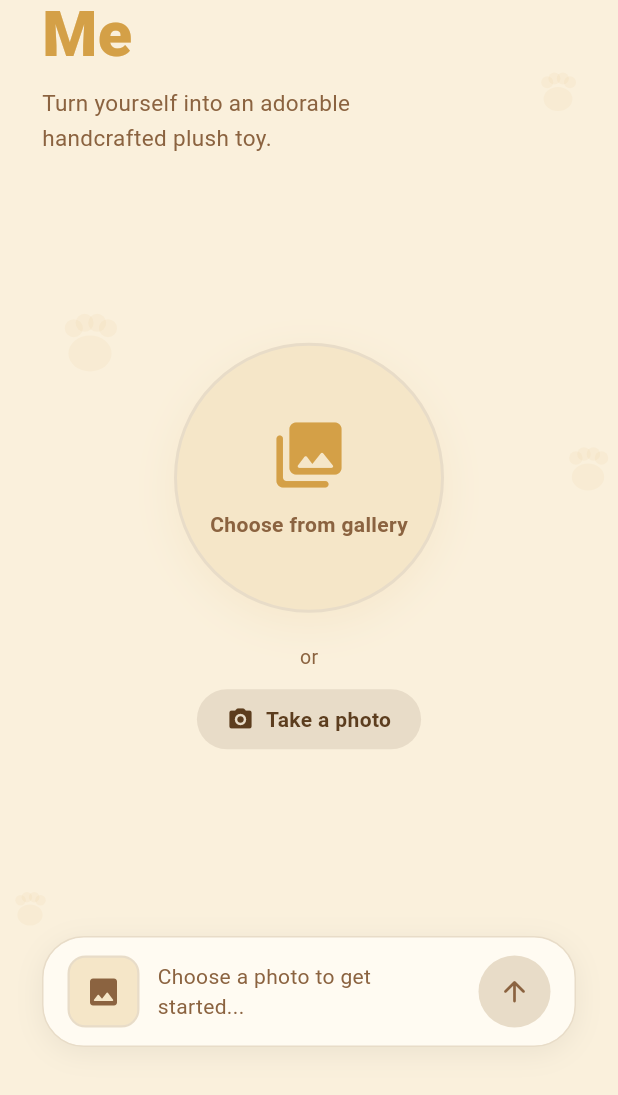
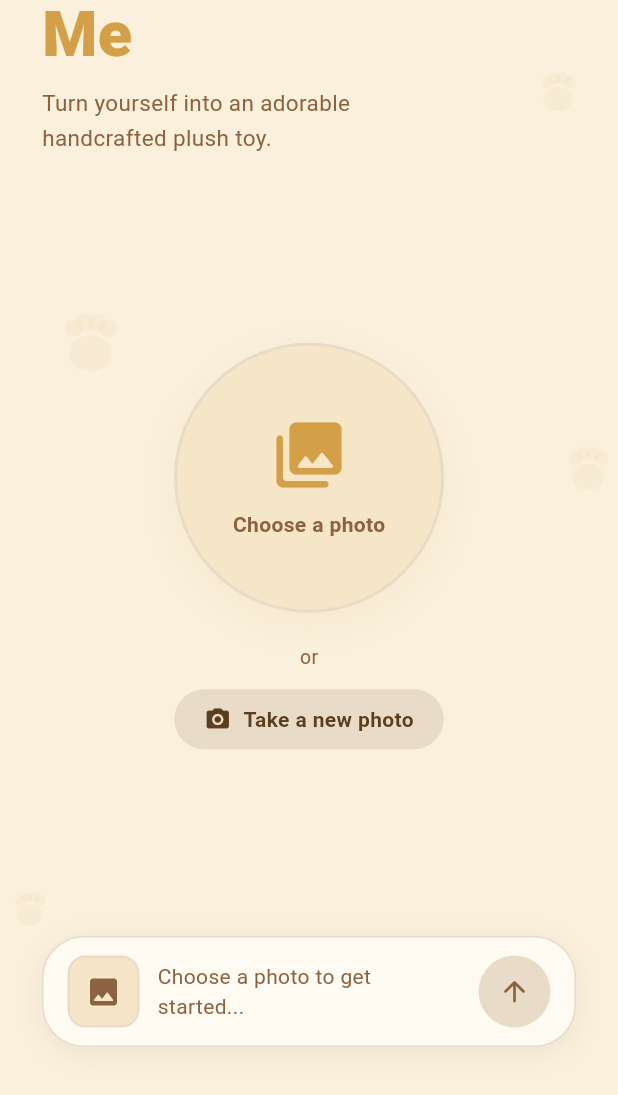
Before and after one commit to vishnu32510/plushie_flutter, a Flutter app: the screen it shows after launch, on a phone screen of 412 x 824 dp, the part 141-1236 px from its top. Run offline on Flutter 3.47's test engine with Material 3 defaults, Android fonts, the phone set to English and light mode, and no system bars; our stand-ins replace bloc, cloud_firestore, equatable, firebase_auth, firebase_core, flutter_bloc and 6 more; missing offline and left inert: gal; accounts and stored records are empty; generated files the repository leaves out were written again; Roboto replaces fonts that are missing (Nunito).

Commit message:
Refactor image selection wording for clarity
Changed "Choose from gallery" to "Choose a photo" and "Take a photo" to "Take a new photo" in the home screen empty state and bottom sheet to improve content clarity and provide a more platform-agnostic experience.

Co-authored-by: vishnu32510 <76788079+vishnu32510@users.noreply.github.com>

```diff
--- a/lib/features/plushie/screens/home_screen.dart
+++ b/lib/features/plushie/screens/home_screen.dart
@@ -131,7 +131,7 @@ class _HomeScreenState extends State<HomeScreen> {
                   const SizedBox(height: 20),
                   _SourceOption(
                     icon: Icons.camera_alt_rounded,
-                    label: 'Take a photo',
+                    label: 'Take a new photo',
                     onTap: () {
                       Navigator.pop(ctx);
                       _pickImage(ImageSource.camera);
@@ -140,7 +140,7 @@ class _HomeScreenState extends State<HomeScreen> {
                   const SizedBox(height: 12),
                   _SourceOption(
                     icon: Icons.photo_library_rounded,
-                    label: 'Choose from gallery',
+                    label: 'Choose a photo',
                     onTap: () {
                       Navigator.pop(ctx);
                       _pickImage(ImageSource.gallery);
@@ -439,7 +439,7 @@ class _HomeScreenState extends State<HomeScreen> {
                   ),
                   const SizedBox(height: 10),
                   Text(
-                    'Choose from gallery',
+                    'Choose a photo',
                     style: TextStyle(
                       fontSize: 14,
                       fontWeight: FontWeight.w600,
@@ -474,7 +474,7 @@ class _HomeScreenState extends State<HomeScreen> {
                   ),
                   const SizedBox(width: 8),
                   Text(
-                    'Take a photo',
+                    'Take a new photo',
                     style: TextStyle(
                       fontSize: 14,
                       fontWeight: FontWeight.w600,
```
